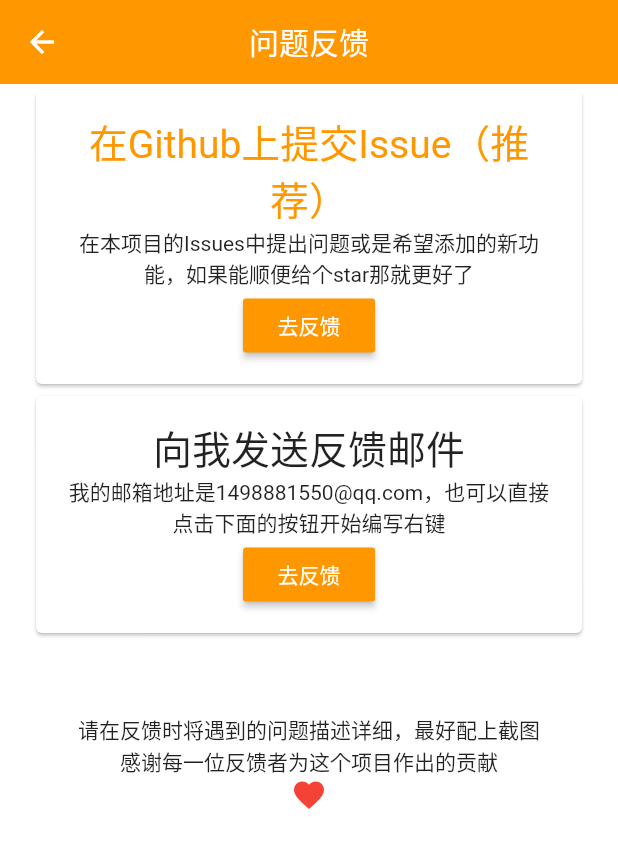
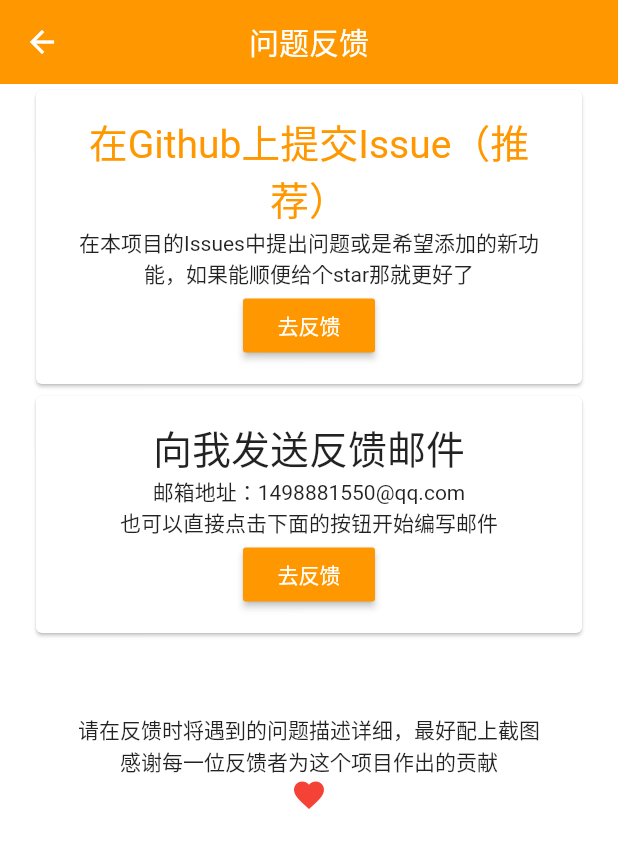
Before and after one commit to recallfuture/hblgdx, a Flutter app: the FeedBackPage screen opened by its route, on a phone screen of 412 x 824 dp. Shown: the top 848 px of the screen. Run offline on Flutter 3.47's test engine with Material 2 defaults, Android fonts, the phone set to English and light mode, and no system bars; drawn by our look-alikes of oktoast; our stand-ins replace cookie_jar, dio, flutter_html, open_file, permission_handler, shared_preferences; missing offline and left inert: downloads_path_provider, gbk2utf8; accounts and stored records are empty; generated files the repository leaves out were written again.

Commit message:
微调问题反馈页面

```diff
--- a/lib/pages/feedback_page.dart
+++ b/lib/pages/feedback_page.dart
@@ -77,7 +77,11 @@ class FeedBackPage extends StatelessWidget {
               style: TextStyle(fontSize: 26),
             ),
             Text(
-              '我的邮箱地址是1498881550@qq.com，也可以直接点击下面的按钮开始编写右键',
+              '邮箱地址：1498881550@qq.com',
+              textAlign: TextAlign.center,
+            ),
+            Text(
+              '也可以直接点击下面的按钮开始编写邮件',
               textAlign: TextAlign.center,
             ),
             MaterialButton(
```
